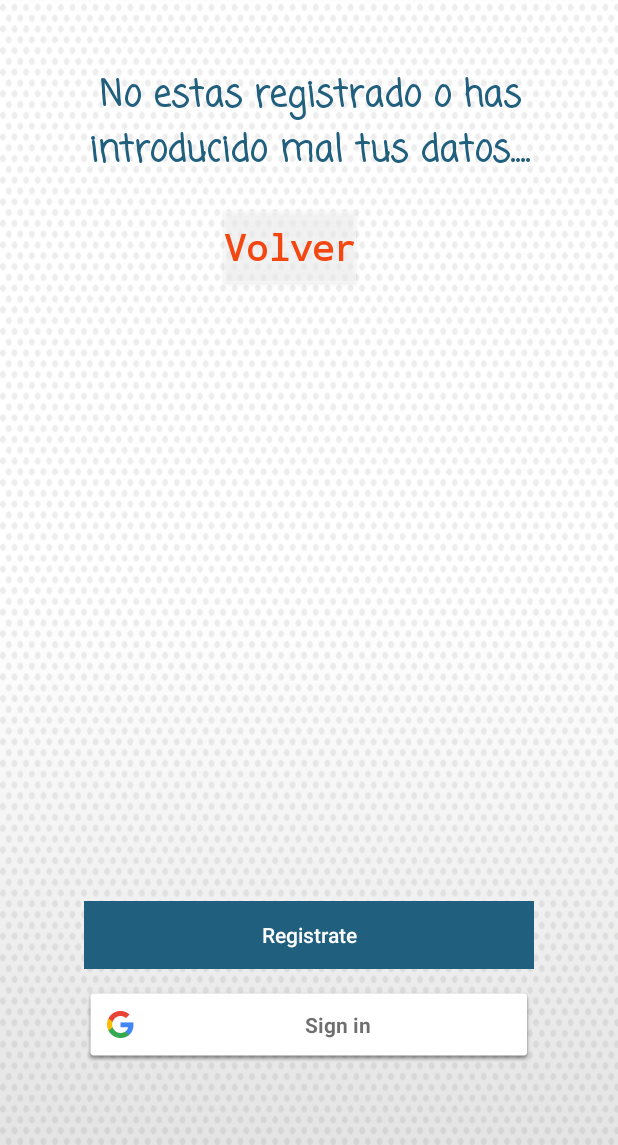
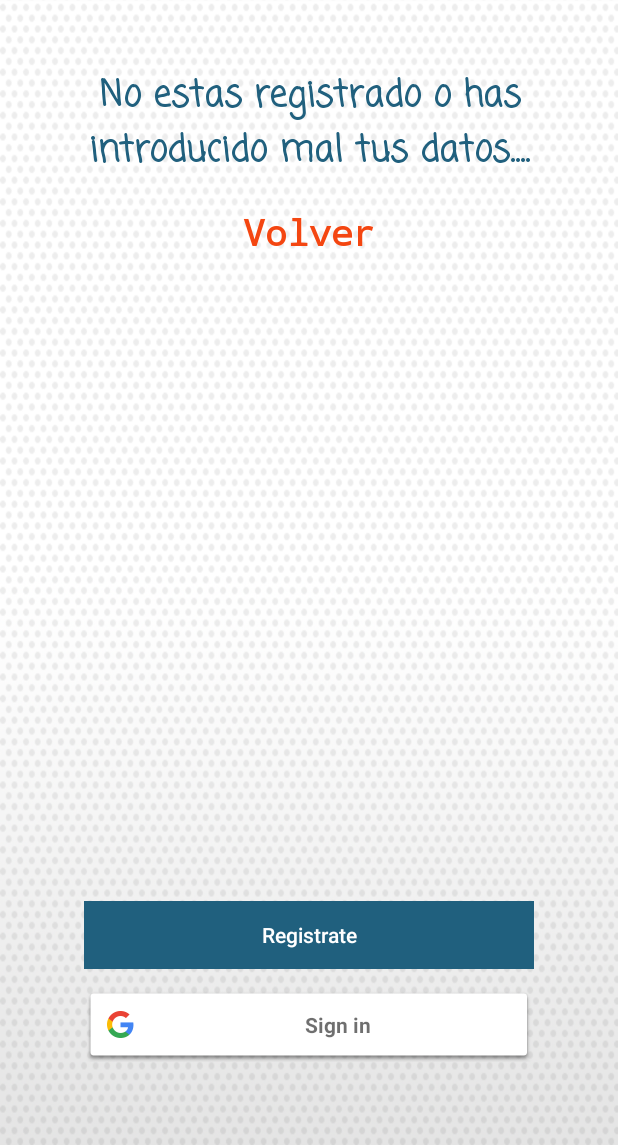
Before and after one commit to javidelrey/JoinMedia, an Android app: the RegistroActivity screen opened directly, with no data from a screen before it, on a phone screen of 412 x 824 dp, the part 91-1236 px from its top. Run offline under Robolectric (Android 15) with nearby library versions, the phone set to English and light mode, and no system bars; 1 statement that could not run was skipped.

Commit message:
FusionMiguel2

```diff
--- a/app/src/main/res/layout/activity_registro.xml
+++ b/app/src/main/res/layout/activity_registro.xml
@@ -103,11 +103,11 @@
         android:id="@+id/button4"
         android:layout_width="wrap_content"
         android:layout_height="wrap_content"
+        android:layout_alignEnd="@+id/notSignedIn_tv"
         android:layout_alignStart="@+id/notSignedIn_tv"
         android:layout_below="@+id/notSignedIn_tv"
-        android:layout_marginStart="93dp"
-        android:layout_marginTop="25dp"
-        android:background="@android:drawable/screen_background_light_transparent"
+        android:layout_marginTop="15dp"
+        android:background="@android:color/transparent"
         android:fontFamily="monospace"
         android:text="@string/btnVolver"
         android:textAllCaps="false"
```
